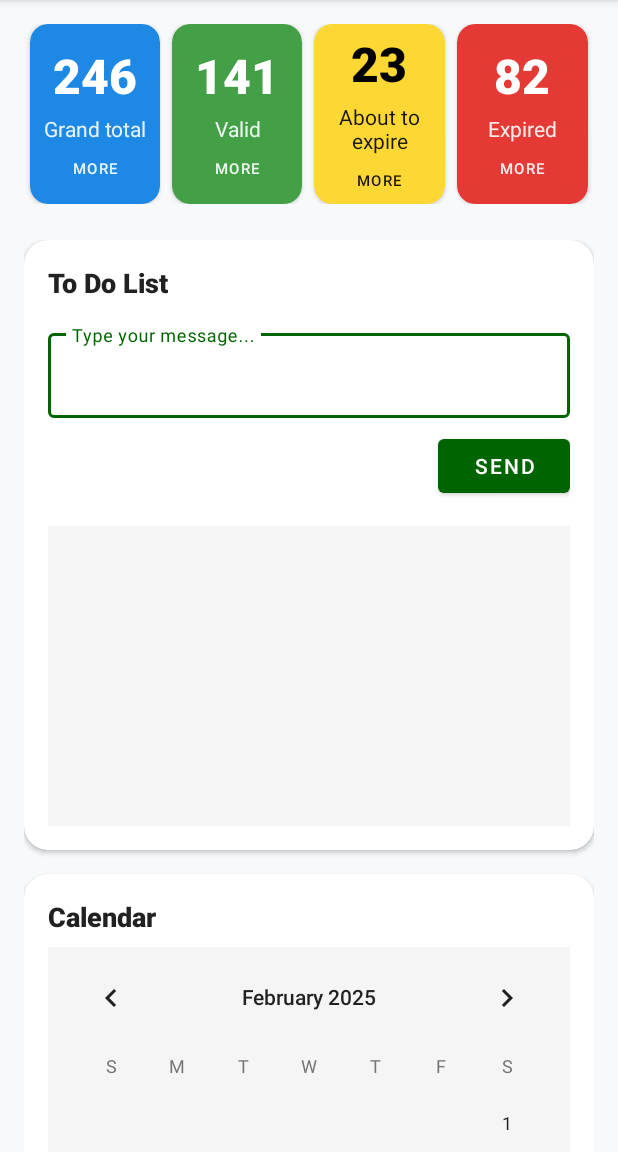
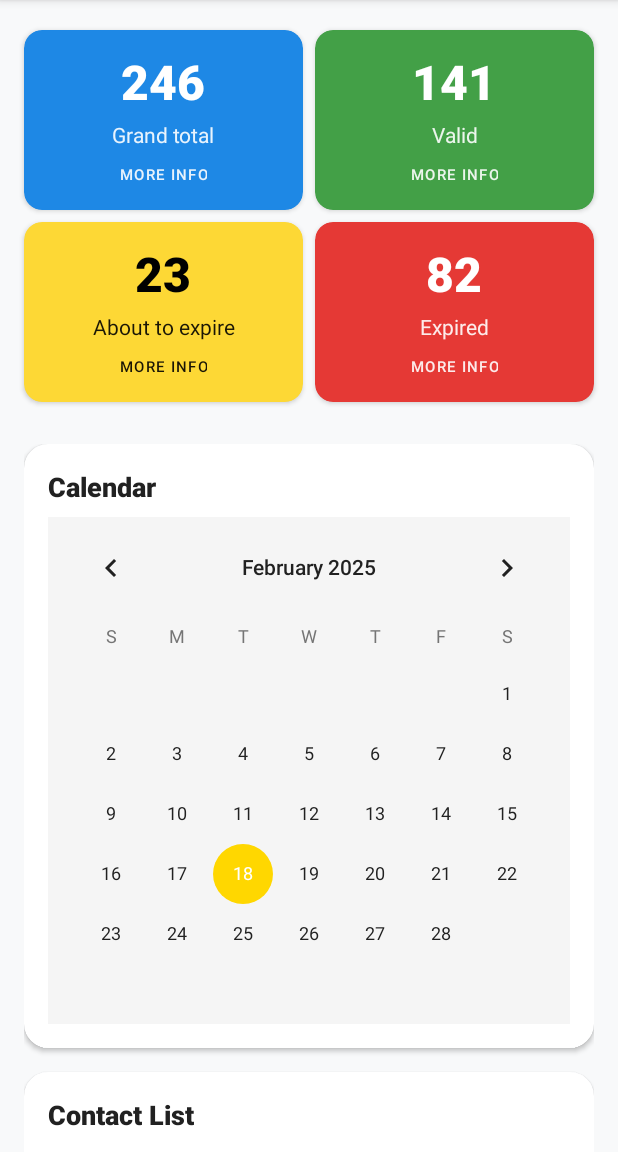
Before and after one commit to undiaxinus/FidelityBondMobile, an Android app: the DashboardFragment screen opened directly, with no data from a screen before it, on a phone screen of 412 x 824 dp, the part 84-1236 px from its top. Run offline under Robolectric (Android 15) with nearby library versions, the phone set to English and light mode, and no system bars.

Commit message:
Remove Todo List from Dashboard Fragment and Layout
- Delete setupTodoList() method from DashboardFragment
- Remove Todo List card and related views from fragment_dashboard.xml
- Refactor stats section to use GridLayout instead of LinearLayout

```diff
--- a/app/src/main/java/com/fb/myapplication/fragments/DashboardFragment.kt
+++ b/app/src/main/java/com/fb/myapplication/fragments/DashboardFragment.kt
@@ -31,7 +31,6 @@ class DashboardFragment : Fragment() {
         super.onViewCreated(view, savedInstanceState)
 
         setupStatCards(view)
-        setupTodoList(view)
         setupCalendar(view)
         setupContactList(view)
     }
@@ -69,23 +68,6 @@ class DashboardFragment : Fragment() {
         }
     }
 
-    private fun setupTodoList(view: View) {
-        val todoInput = view.findViewById<EditText>(R.id.todoInput)
-        val submitButton = view.findViewById<MaterialButton>(R.id.submitTodo)
-        val recyclerView = view.findViewById<RecyclerView>(R.id.todoRecyclerView)
-
-        recyclerView.layoutManager = LinearLayoutManager(context)
-        // TODO: Set up RecyclerView adapter for todo list
-
-        submitButton.setOnClickListener {
-            val text = todoInput.text.toString()
-            if (text.isNotEmpty()) {
-                // TODO: Add todo item to list
-                todoInput.text.clear()
-            }
-        }
-    }
-
     private fun setupCalendar(view: View) {
         val calendarView = view.findViewById<CalendarView>(R.id.calendarView)
         calendarView.setOnDateChangeListener { _, year, month, dayOfMonth ->
--- a/app/src/main/res/layout/fragment_dashboard.xml
+++ b/app/src/main/res/layout/fragment_dashboard.xml
@@ -12,23 +12,23 @@
         android:paddingHorizontal="12dp"
         android:paddingVertical="16dp">
 
-        <!-- Stats Cards Row -->
-        <LinearLayout
-            android:id="@+id/statsRow"
+        <!-- Stats Cards Grid -->
+        <GridLayout
+            android:id="@+id/statsGrid"
             android:layout_width="match_parent"
             android:layout_height="wrap_content"
-            android:orientation="horizontal"
-            android:weightSum="4"
-            android:clipToPadding="false"
-            android:paddingHorizontal="4dp"
+            android:columnCount="2"
+            android:rowCount="2"
+            android:alignmentMode="alignMargins"
+            android:useDefaultMargins="true"
             app:layout_constraintTop_toTopOf="parent">
 
             <!-- Grand Total Card -->
             <com.google.android.material.card.MaterialCardView
                 android:layout_width="0dp"
                 android:layout_height="120dp"
+                android:layout_columnWeight="1"
                 android:layout_marginHorizontal="4dp"
-                android:layout_weight="1"
                 app:cardCornerRadius="12dp"
                 app:cardElevation="2dp"
                 app:cardBackgroundColor="@color/card_total">
@@ -81,8 +81,8 @@
             <com.google.android.material.card.MaterialCardView
                 android:layout_width="0dp"
                 android:layout_height="120dp"
+                android:layout_columnWeight="1"
                 android:layout_marginHorizontal="4dp"
-                android:layout_weight="1"
                 app:cardCornerRadius="12dp"
                 app:cardElevation="2dp"
                 app:cardBackgroundColor="@color/card_valid">
@@ -135,8 +135,8 @@
             <com.google.android.material.card.MaterialCardView
                 android:layout_width="0dp"
                 android:layout_height="120dp"
+                android:layout_columnWeight="1"
                 android:layout_marginHorizontal="4dp"
-                android:layout_weight="1"
                 app:cardCornerRadius="12dp"
                 app:cardElevation="2dp"
                 app:cardBackgroundColor="@color/card_expiring">
@@ -189,8 +189,8 @@
             <com.google.android.material.card.MaterialCardView
                 android:layout_width="0dp"
                 android:layout_height="120dp"
+                android:layout_columnWeight="1"
                 android:layout_marginHorizontal="4dp"
-                android:layout_weight="1"
                 app:cardCornerRadius="12dp"
                 app:cardElevation="2dp"
                 app:cardBackgroundColor="@color/card_expired">
@@ -238,7 +238,7 @@
                         android:paddingVertical="0dp" />
                 </LinearLayout>
             </com.google.android.material.card.MaterialCardView>
-        </LinearLayout>
+        </GridLayout>
 
         <!-- Content Section -->
         <LinearLayout
@@ -249,7 +249,7 @@
             android:layout_marginTop="24dp"
             android:clipToPadding="false"
             android:paddingHorizontal="4dp"
-            app:layout_constraintTop_toBottomOf="@id/statsRow">
+            app:layout_constraintTop_toBottomOf="@id/statsGrid">
 
             <!-- Main Column -->
             <LinearLayout
@@ -257,66 +257,6 @@
                 android:layout_height="wrap_content"
                 android:layout_weight="1"
                 android:orientation="vertical">
-
-                <!-- To Do List Card -->
-                <com.google.android.material.card.MaterialCardView
-                    android:id="@+id/todoSection"
-                    android:layout_width="match_parent"
-                    android:layout_height="wrap_content"
-                    app:cardCornerRadius="16dp"
-                    app:cardElevation="2dp"
-                    app:cardBackgroundColor="@color/surface"
-                    android:layout_marginBottom="16dp">
-
-                    <LinearLayout
-                        android:layout_width="match_parent"
-                        android:layout_height="wrap_content"
-                        android:orientation="vertical"
-                        android:padding="16dp">
-
-                        <TextView
-                            android:layout_width="match_parent"
-                            android:layout_height="wrap_content"
-                            android:text="@string/label_todo_list"
-                            android:textSize="18sp"
-                            android:textStyle="bold"
-                            android:textColor="@color/text_primary"
-                            android:fontFamily="sans-serif-medium" />
-
-                        <com.google.android.material.textfield.TextInputLayout
-                            android:layout_width="match_parent"
-                            android:layout_height="wrap_content"
-                            android:layout_marginTop="16dp"
-                            style="@style/Widget.MaterialComponents.TextInputLayout.OutlinedBox">
-
-                            <com.google.android.material.textfield.TextInputEditText
-                                android:id="@+id/todoInput"
-                                android:layout_width="match_parent"
-                                android:layout_height="wrap_content"
-                                android:hint="@string/hint_type_message"
-                                android:inputType="text"
-                                android:maxLines="1" />
-
-                        </com.google.android.material.textfield.TextInputLayout>
-
-                        <com.google.android.material.button.MaterialButton
-                            android:id="@+id/submitTodo"
-                            android:layout_width="wrap_content"
-                            android:layout_height="wrap_content"
-                            android:layout_gravity="end"
-                            android:text="@string/button_send"
-                            android:layout_marginTop="8dp" />
-
-                        <androidx.recyclerview.widget.RecyclerView
-                            android:id="@+id/todoRecyclerView"
-                            android:layout_width="match_parent"
-                            android:layout_height="200dp"
-                            android:layout_marginTop="16dp"
-                            android:background="@color/card_bg_dark"
-                            android:padding="8dp"
-                            android:clipToPadding="false" />
-                    </LinearLayout>
-                </com.google.android.material.card.MaterialCardView>
 
                 <!-- Calendar Card -->
                 <com.google.android.material.card.MaterialCardView
```
